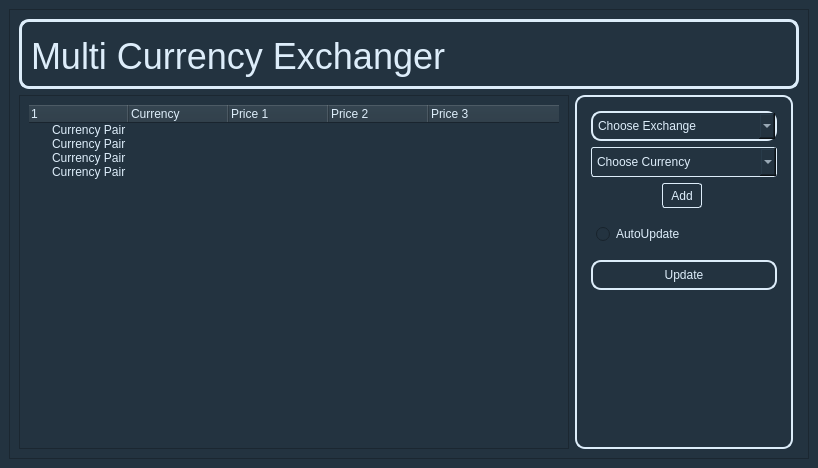
This is currency_exchange_ui.ui in a1ienforever/CurrencyExchange2 as Qt 5 draws it before an edit. The edited form follows.
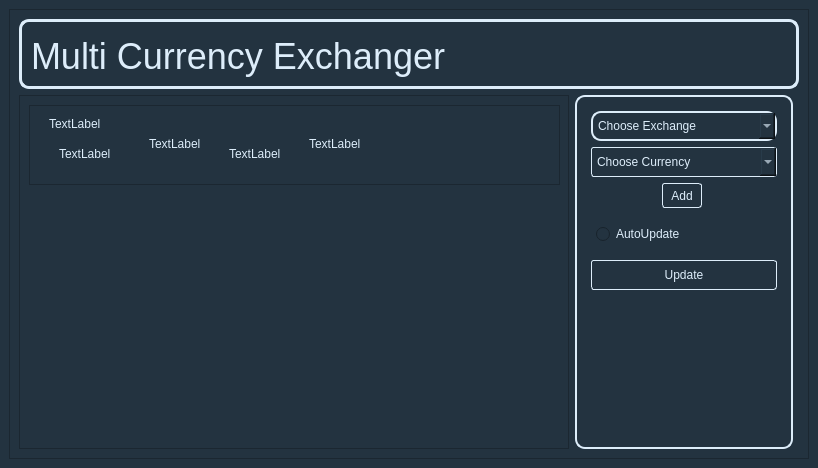
This is the edited form.

```diff
--- a/currency_exchange_ui.ui
+++ b/currency_exchange_ui.ui
@@ -76,75 +76,87 @@
            <property name="frameShadow">
             <enum>QFrame::Raised</enum>
            </property>
-           <layout class="QGridLayout" name="gridLayout_3">
-            <item row="0" column="0">
-             <widget class="QTreeWidget" name="treeWidget">
-              <property name="styleSheet">
-               <string notr="true">border: none;
-</string>
-              </property>
-              <column>
-               <property name="text">
-                <string/>
-               </property>
-               <property name="background">
-                <color>
-                 <red>85</red>
-                 <green>255</green>
-                 <blue>255</blue>
-                </color>
-               </property>
-              </column>
-              <column>
-               <property name="text">
-                <string>Currency</string>
-               </property>
-               <property name="background">
-                <color>
-                 <red>85</red>
-                 <green>255</green>
-                 <blue>255</blue>
-                </color>
-               </property>
-              </column>
-              <column>
-               <property name="text">
-                <string>Price 1</string>
-               </property>
-              </column>
-              <column>
-               <property name="text">
-                <string>Price 2</string>
-               </property>
-              </column>
-              <column>
-               <property name="text">
-                <string>Price 3</string>
-               </property>
-              </column>
-              <item>
-               <property name="text">
-                <string>Currency Pair</string>
-               </property>
-              </item>
-              <item>
-               <property name="text">
-                <string>Currency Pair</string>
-               </property>
-              </item>
-              <item>
-               <property name="text">
-                <string>Currency Pair</string>
-               </property>
-              </item>
-              <item>
-               <property name="text">
-                <string>Currency Pair</string>
-               </property>
-              </item>
-             </widget>
-            </item>
-           </layout>
+           <widget class="QFrame" name="frame">
+            <property name="geometry">
+             <rect>
+              <x>10</x>
+              <y>10</y>
+              <width>531</width>
+              <height>80</height>
+             </rect>
+            </property>
+            <property name="frameShape">
+             <enum>QFrame::StyledPanel</enum>
+            </property>
+            <property name="frameShadow">
+             <enum>QFrame::Raised</enum>
+            </property>
+            <widget class="QLabel" name="label">
+             <property name="geometry">
+              <rect>
+               <x>20</x>
+               <y>10</y>
+               <width>64</width>
+               <height>17</height>
+              </rect>
+             </property>
+             <property name="text">
+              <string>TextLabel</string>
+             </property>
+            </widget>
+            <widget class="QLabel" name="label_5">
+             <property name="geometry">
+              <rect>
+               <x>30</x>
+               <y>40</y>
+               <width>64</width>
+               <height>17</height>
+              </rect>
+             </property>
+             <property name="text">
+              <string>TextLabel</string>
+             </property>
+            </widget>
+            <widget class="QLabel" name="label_4">
+             <property name="geometry">
+              <rect>
+               <x>120</x>
+               <y>30</y>
+               <width>64</width>
+               <height>17</height>
+              </rect>
+             </property>
+             <property name="text">
+              <string>TextLabel</string>
+             </property>
+            </widget>
+            <widget class="QLabel" name="label_3">
+             <property name="geometry">
+              <rect>
+               <x>200</x>
+               <y>40</y>
+               <width>64</width>
+               <height>17</height>
+              </rect>
+             </property>
+             <property name="text">
+              <string>TextLabel</string>
+             </property>
+            </widget>
+            <widget class="QLabel" name="label_2">
+             <property name="geometry">
+              <rect>
+               <x>280</x>
+               <y>30</y>
+               <width>64</width>
+               <height>17</height>
+              </rect>
+             </property>
+             <property name="text">
+              <string>TextLabel</string>
+             </property>
+            </widget>
+           </widget>
           </widget>
          </item>
          <item>
@@ -322,13 +334,19 @@
                  </size>
                 </property>
                 <property name="styleSheet">
-                 <string notr="true">border: 1px solid #ddedfa;
+                 <string notr="true">QPushButton{
+border: 1px solid #ddedfa;
 border-radius: 3px;
 padding: 5px;
-QPushButton::hover{
-	backgound: white;
+}
+QPushButton:hover{
+	background: #6bd6ce;
 	color: black;
 	font: bold;
+}
+
+QPushButton:hover:pressed{
+	background: white;
 }</string>
                 </property>
                 <property name="text">
@@ -383,7 +401,7 @@
          </property>
          <layout class="QGridLayout" name="gridLayout_2">
           <item row="0" column="0">
-           <widget class="QLabel" name="label">
+           <widget class="QLabel" name="title_label">
             <property name="minimumSize">
              <size>
               <width>0</width>
```
Left out of the diff: 23 changed lines with no effect on the pictures.
